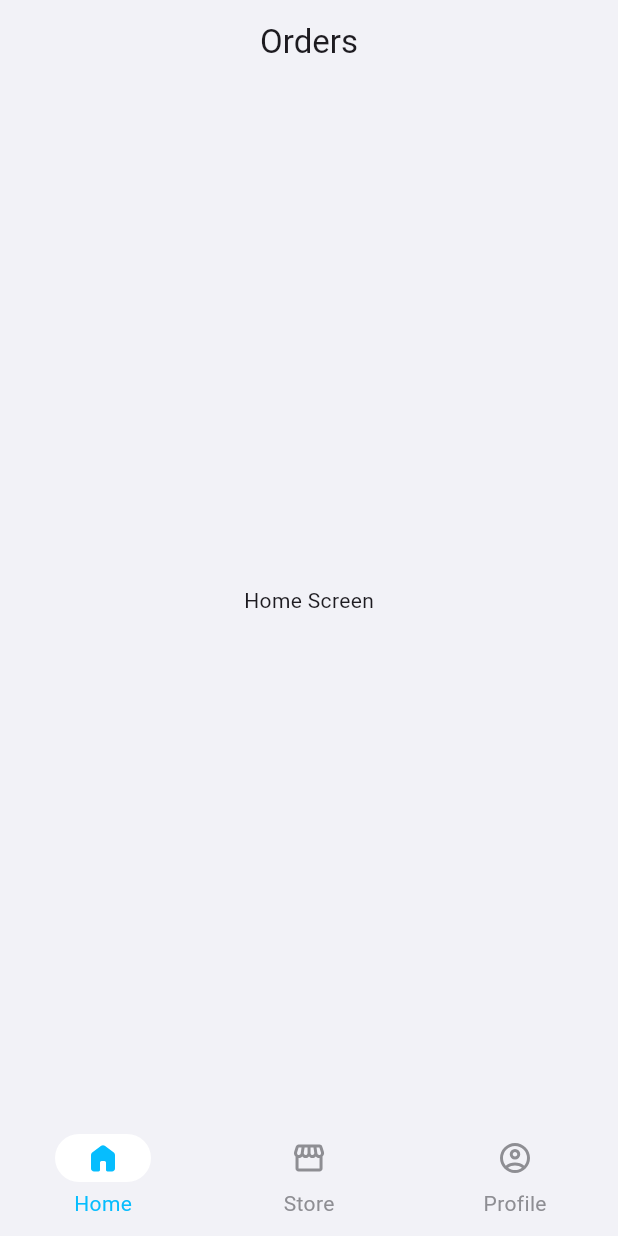
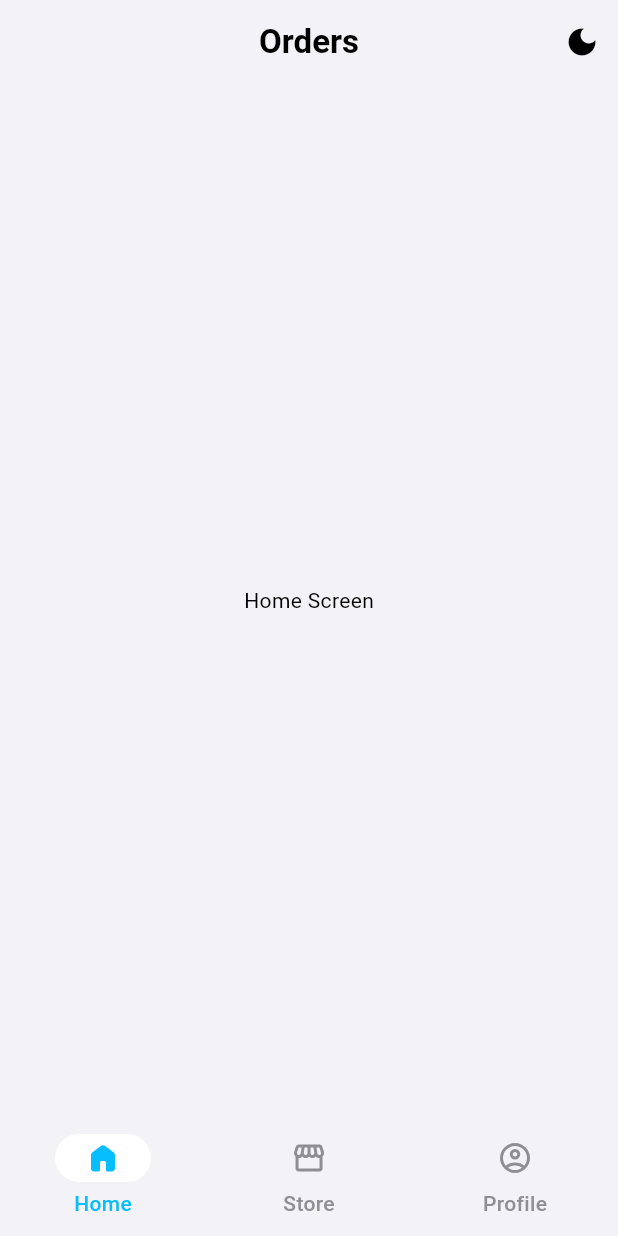
Before and after one commit to SimpliMinimalist/Genesis, a Flutter app: the screen it shows after launch, on a phone screen of 412 x 824 dp. Run offline on Flutter 3.47's test engine with Material 3 defaults, Android fonts, the phone set to English and light mode, and no system bars; our stand-ins replace flutter_svg, go_router.

Commit message:
feat: Implement light and dark mode

```diff
--- a/lib/app.dart
+++ b/lib/app.dart
@@ -1,4 +1,8 @@
 import 'package:flutter/material.dart';
+import 'package:myapp/core/services/theme_provider.dart';
+import 'package:myapp/core/themes/dark_theme.dart';
+import 'package:myapp/core/themes/light_theme.dart';
+import 'package:provider/provider.dart';
 import 'core/navigation/app_router.dart';
 
 class MyApp extends StatelessWidget {
@@ -6,9 +10,19 @@ class MyApp extends StatelessWidget {
 
   @override
   Widget build(BuildContext context) {
-    return MaterialApp.router(
-      debugShowCheckedModeBanner: false,
-      routerConfig: router,
+    return ChangeNotifierProvider(
+      create: (context) => ThemeProvider(),
+      child: Consumer<ThemeProvider>(
+        builder: (context, themeProvider, child) {
+          return MaterialApp.router(
+            debugShowCheckedModeBanner: false,
+            routerConfig: router,
+            theme: lightTheme(),
+            darkTheme: darkTheme(),
+            themeMode: themeProvider.themeMode,
+          );
+        },
+      ),
     );
   }
 }
--- a/lib/core/navigation/main_shell.dart
+++ b/lib/core/navigation/main_shell.dart
@@ -1,9 +1,11 @@
 import 'package:flutter/material.dart';
 import 'package:flutter_svg/flutter_svg.dart';
-import 'package:myapp/core/themes/colors.dart';
+import 'package:myapp/core/services/theme_provider.dart';
+import 'package:myapp/core/themes/theme_extension.dart';
 import 'package:myapp/features/home/presentation/screen/home_screen.dart';
 import 'package:myapp/features/profile/presentation/screen/profile_screen.dart';
 import 'package:myapp/features/store/presentation/screen/store_screen.dart';
+import 'package:provider/provider.dart';
 
 class NavigationItem {
   final String initialIcon;
@@ -63,10 +65,11 @@ class _MainShellState extends State<MainShell> {
     }
   }
 
-  Widget _buildIcon(String assetPath, bool isSelected) {
+  Widget _buildIcon(BuildContext context, String assetPath, bool isSelected) {
+    final appColors = Theme.of(context).extension<AppColors>()!;
     return ColorFiltered(
       colorFilter: ColorFilter.mode(
-        isSelected ? activeIconLight : inactiveTabsLight,
+        isSelected ? appColors.activeIcon : appColors.inactiveTabs,
         BlendMode.srcIn,
       ),
       child: SvgPicture.asset(assetPath, width: 24, height: 24),
@@ -75,33 +78,50 @@ class _MainShellState extends State<MainShell> {
 
   @override
   Widget build(BuildContext context) {
+    final appColors = Theme.of(context).extension<AppColors>()!;
+    final themeProvider = Provider.of<ThemeProvider>(context);
+
     return Scaffold(
-      backgroundColor: backgroundLight,
+      backgroundColor: appColors.background,
       appBar: AppBar(
-        backgroundColor: topAppBarLight,
-        title: Text(_navItems[_selectedIndex].appBarTitle),
+        backgroundColor: appColors.topAppBar,
+        title: Text(
+          _navItems[_selectedIndex].appBarTitle,
+          style: TextStyle(color: appColors.text, fontWeight: FontWeight.bold),
+        ),
         centerTitle: true,
+        actions: [
+          IconButton(
+            icon: Icon(
+              themeProvider.themeMode == ThemeMode.dark ? Icons.light_mode : Icons.dark_mode,
+              color: appColors.text,
+            ),
+            onPressed: () => themeProvider.toggleTheme(),
+            tooltip: 'Toggle Theme',
+          ),
+        ],
       ),
       body: IndexedStack(
         index: _selectedIndex,
         children: _navItems.map((item) => item.screen).toList(),
       ),
       bottomNavigationBar: NavigationBar(
-        backgroundColor: navBarBackgroundLight,
+        backgroundColor: appColors.navBarBackground,
         onDestinationSelected: _onItemTapped,
         selectedIndex: _selectedIndex,
-        indicatorColor: iconContainerLight,
+        indicatorColor: appColors.iconContainer,
         labelTextStyle: WidgetStateProperty.resolveWith<TextStyle?>(
           (Set<WidgetState> states) {
-            return TextStyle(
-              color: states.contains(WidgetState.selected) ? activeLabelLight : inactiveTabsLight,
-            );
+            final color = states.contains(WidgetState.selected)
+                ? appColors.activeLabel
+                : appColors.inactiveTabs;
+            return TextStyle(color: color, fontWeight: FontWeight.w500);
           },
         ),
         destinations: _navItems.map((item) {
           return NavigationDestination(
-            icon: _buildIcon(item.initialIcon, false),
-            selectedIcon: _buildIcon(item.selectedIcon, true),
+            icon: _buildIcon(context, item.initialIcon, false),
+            selectedIcon: _buildIcon(context, item.selectedIcon, true),
             label: item.label,
           );
         }).toList(),
--- a/lib/core/services/theme_provider.dart
+++ b/lib/core/services/theme_provider.dart
@@ -1,5 +1,6 @@
+import 'package:flutter/material.dart';
 
-import 'package:flutter/material.dart';
+enum ThemeModeOption { light, dark, system }
 
 class ThemeProvider with ChangeNotifier {
   ThemeMode _themeMode = ThemeMode.system;
@@ -11,8 +12,18 @@ class ThemeProvider with ChangeNotifier {
     notifyListeners();
   }
 
-  void setSystemTheme() {
-    _themeMode = ThemeMode.system;
+  void setTheme(ThemeModeOption mode) {
+    switch (mode) {
+      case ThemeModeOption.light:
+        _themeMode = ThemeMode.light;
+        break;
+      case ThemeModeOption.dark:
+        _themeMode = ThemeMode.dark;
+        break;
+      case ThemeModeOption.system:
+        _themeMode = ThemeMode.system;
+        break;
+    }
     notifyListeners();
   }
 }
--- a/lib/core/themes/colors.dart
+++ b/lib/core/themes/colors.dart
@@ -22,7 +22,7 @@ const inactiveTabsLight = Color(0xFF8E8E93);
 
 // --------------Dark Theme Colors------------//
 const primaryDark = Color(0xFF0D99FF);
-const backgroundDark = Color(0xFF000000);
+const backgroundDark = Color(0xFF0F0F0F);
 const surfaceDark = Color(0xFF1F1F1F);
 const textDark = Color(0xFFFFFFFF);
 const textDarkGrey = Color(0xFF8E8E93);
--- a/lib/core/themes/dark_theme.dart
+++ b/lib/core/themes/dark_theme.dart
@@ -0,0 +1,28 @@
+import 'package:flutter/material.dart';
+import 'package:myapp/core/themes/colors.dart';
+import 'package:myapp/core/themes/theme_extension.dart';
+
+ThemeData darkTheme() {
+  return ThemeData(
+    colorScheme: const ColorScheme.dark(
+      primary: primaryDark,
+      surface: backgroundDark,
+      onSurface: textDark,
+    ),
+    extensions: const <ThemeExtension<dynamic>>[
+      AppColors(
+        primary: primaryDark,
+        background: backgroundDark,
+        surface: surfaceDark,
+        text: textDark,
+        textGrey: textDarkGrey,
+        topAppBar: topAppBarDark,
+        navBarBackground: navBarBackgroundDark,
+        iconContainer: iconContainerDark,
+        activeIcon: activeIconDark,
+        activeLabel: activeLabelDark,
+        inactiveTabs: inactiveTabsDark,
+      ),
+    ],
+  );
+}
--- a/lib/core/themes/light_theme.dart
+++ b/lib/core/themes/light_theme.dart
@@ -0,0 +1,28 @@
+import 'package:flutter/material.dart';
+import 'package:myapp/core/themes/colors.dart';
+import 'package:myapp/core/themes/theme_extension.dart';
+
+ThemeData lightTheme() {
+  return ThemeData(
+    colorScheme: const ColorScheme.light(
+      primary: primaryLight,
+      surface: backgroundLight,
+      onSurface: textLight,
+    ),
+    extensions: const <ThemeExtension<dynamic>>[
+      AppColors(
+        primary: primaryLight,
+        background: backgroundLight,
+        surface: surfaceLight,
+        text: textLight,
+        textGrey: textLightGrey,
+        topAppBar: topAppBarLight,
+        navBarBackground: navBarBackgroundLight,
+        iconContainer: iconContainerLight,
+        activeIcon: activeIconLight,
+        activeLabel: activeLabelLight,
+        inactiveTabs: inactiveTabsLight,
+      ),
+    ],
+  );
+}
--- a/lib/core/themes/theme_extension.dart
+++ b/lib/core/themes/theme_extension.dart
@@ -0,0 +1,80 @@
+
+import 'package:flutter/material.dart';
+
+@immutable
+class AppColors extends ThemeExtension<AppColors> {
+  const AppColors({
+    required this.primary,
+    required this.background,
+    required this.surface,
+    required this.text,
+    required this.textGrey,
+    required this.topAppBar,
+    required this.navBarBackground,
+    required this.iconContainer,
+    required this.activeIcon,
+    required this.activeLabel,
+    required this.inactiveTabs,
+  });
+
+  final Color primary;
+  final Color background;
+  final Color surface;
+  final Color text;
+  final Color textGrey;
+  final Color topAppBar;
+  final Color navBarBackground;
+  final Color iconContainer;
+  final Color activeIcon;
+  final Color activeLabel;
+  final Color inactiveTabs;
+
+  @override
+  AppColors copyWith({
+    Color? primary,
+    Color? background,
+    Color? surface,
+    Color? text,
+    Color? textGrey,
+    Color? topAppBar,
+    Color? navBarBackground,
+    Color? iconContainer,
+    Color? activeIcon,
+    Color? activeLabel,
+    Color? inactiveTabs,
+  }) {
+    return AppColors(
+      primary: primary ?? this.primary,
+      background: background ?? this.background,
+      surface: surface ?? this.surface,
+      text: text ?? this.text,
+      textGrey: textGrey ?? this.textGrey,
+      topAppBar: topAppBar ?? this.topAppBar,
+      navBarBackground: navBarBackground ?? this.navBarBackground,
+      iconContainer: iconContainer ?? this.iconContainer,
+      activeIcon: activeIcon ?? this.activeIcon,
+      activeLabel: activeLabel ?? this.activeLabel,
+      inactiveTabs: inactiveTabs ?? this.inactiveTabs,
+    );
+  }
+
+  @override
+  AppColors lerp(ThemeExtension<AppColors>? other, double t) {
+    if (other is! AppColors) {
+      return this;
+    }
+    return AppColors(
+      primary: Color.lerp(primary, other.primary, t)!,
+      background: Color.lerp(background, other.background, t)!,
+      surface: Color.lerp(surface, other.surface, t)!,
+      text: Color.lerp(text, other.text, t)!,
+      textGrey: Color.lerp(textGrey, other.textGrey, t)!,
+      topAppBar: Color.lerp(topAppBar, other.topAppBar, t)!,
+      navBarBackground: Color.lerp(navBarBackground, other.navBarBackground, t)!,
+      iconContainer: Color.lerp(iconContainer, other.iconContainer, t)!,
+      activeIcon: Color.lerp(activeIcon, other.activeIcon, t)!,
+      activeLabel: Color.lerp(activeLabel, other.activeLabel, t)!,
+      inactiveTabs: Color.lerp(inactiveTabs, other.inactiveTabs, t)!,
+    );
+  }
+}
--- a/pubspec.yaml
+++ b/pubspec.yaml
@@ -13,6 +13,7 @@ dependencies:
   cupertino_icons: ^1.0.8
   go_router: ^16.3.0
   flutter_svg: ^2.2.1
+  provider: ^6.1.5+1
 
 dev_dependencies:
   flutter_test:
```
Also changed, not shown: pubspec.lock.
